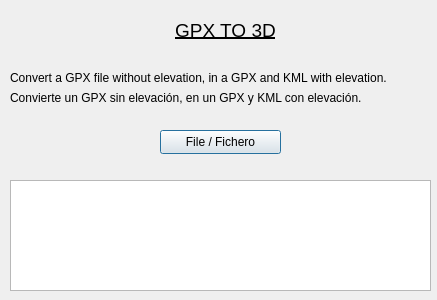
rbenet71/Sharing_Little_Things, file Python/Qgis/GPX 3D/Auxiliars/window.ui: the form before one commit.
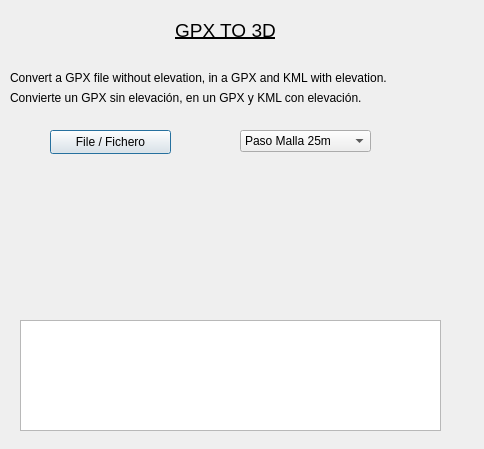
The form after the commit. Icons and pictures are not drawn.

The edit to the form file:
```diff
--- a/Python/Qgis/GPX 3D/Auxiliars/window.ui
+++ b/Python/Qgis/GPX 3D/Auxiliars/window.ui
@@ -6,8 +6,8 @@
    <rect>
     <x>0</x>
     <y>0</y>
-    <width>437</width>
-    <height>300</height>
+    <width>484</width>
+    <height>449</height>
    </rect>
   </property>
   <property name="windowTitle">
@@ -64,7 +64,7 @@
   <widget class="QPushButton" name="pushButton">
    <property name="geometry">
     <rect>
-     <x>160</x>
+     <x>50</x>
      <y>130</y>
      <width>121</width>
      <height>24</height>
@@ -77,13 +77,62 @@
   <widget class="QTextEdit" name="textEdit">
    <property name="geometry">
     <rect>
-     <x>10</x>
-     <y>180</y>
+     <x>20</x>
+     <y>320</y>
      <width>421</width>
      <height>111</height>
     </rect>
    </property>
   </widget>
+  <widget class="QComboBox" name="comboBox">
+   <property name="geometry">
+    <rect>
+     <x>240</x>
+     <y>130</y>
+     <width>131</width>
+     <height>22</height>
+    </rect>
+   </property>
+   <item>
+    <property name="text">
+     <string>Paso Malla 25m</string>
+    </property>
+   </item>
+   <item>
+    <property name="text">
+     <string>Paso Malla 200m</string>
+    </property>
+   </item>
+   <item>
+    <property name="text">
+     <string>Paso Malla 500m</string>
+    </property>
+   </item>
+   <item>
+    <property name="text">
+     <string>Paso Malla 1.00m</string>
+    </property>
+   </item>
+  </widget>
+  <widget class="QLabel" name="label_4">
+   <property name="geometry">
+    <rect>
+     <x>20</x>
+     <y>170</y>
+     <width>401</width>
+     <height>141</height>
+    </rect>
+   </property>
+   <property name="text">
+    <string/>
+   </property>
+   <property name="pixmap">
+    <pixmap>../2019_E6_V8.jpg</pixmap>
+   </property>
+   <property name="scaledContents">
+    <bool>true</bool>
+   </property>
+  </widget>
  </widget>
  <resources/>
  <connections/>
```
